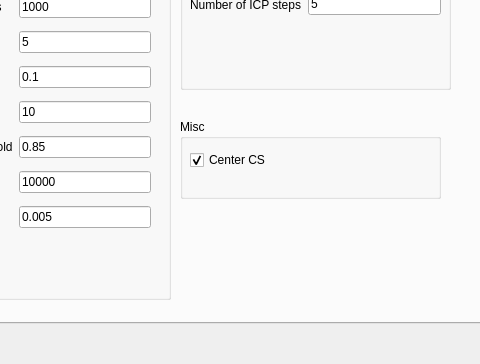
First picture: the form in params.ui, repository jonabalzer/yas, before the edit; both pictures show x 162 to 642 and y 87 to 451 of the 752 by 451 pixel window.
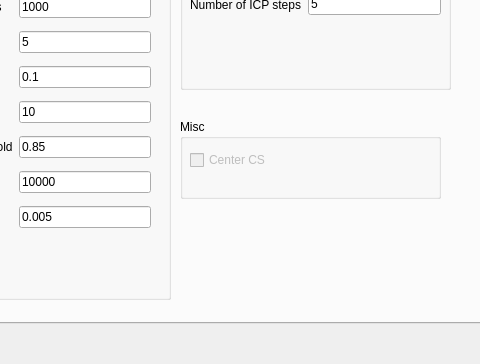
Second picture: the form after the edit. The open tabs and pages were chosen to show the change.

Diff of the .ui file:
```diff
--- a/params.ui
+++ b/params.ui
@@ -663,6 +663,9 @@
       <string>Misc</string>
      </property>
      <widget class="QCheckBox" name="centerCheckBox">
+      <property name="enabled">
+       <bool>false</bool>
+      </property>
       <property name="geometry">
        <rect>
         <x>10</x>
@@ -675,7 +678,7 @@
        <string>Center CS</string>
       </property>
       <property name="checked">
-       <bool>true</bool>
+       <bool>false</bool>
       </property>
      </widget>
     </widget>
```
Left out of the diff: 2 changed lines with no effect on the pictures.
